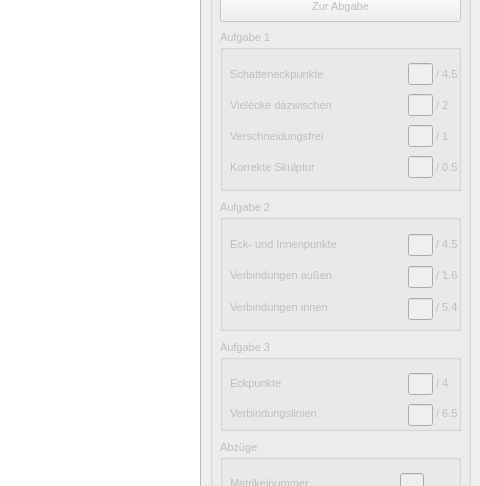
First picture: the form in gmvtestat2_win.ui, repository Dimey/IIB_GMV-Testat, before the edit; both pictures show x 320 to 800 and y 270 to 756 of the 800 by 990 pixel window.
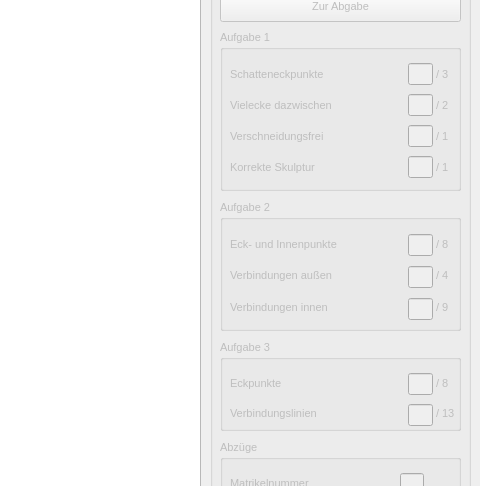
Second picture: the form after the edit. Icons and pictures are not drawn.

Patch:
```diff
--- a/gmvtestat2_win.ui
+++ b/gmvtestat2_win.ui
@@ -391,7 +391,7 @@
             </font>
            </property>
            <property name="text">
-            <string>/ 4.5</string>
+            <string>/ 3</string>
            </property>
           </widget>
          </item>
@@ -427,7 +427,7 @@
             </font>
            </property>
            <property name="text">
-            <string>/ 0.5</string>
+            <string>/ 1</string>
            </property>
           </widget>
          </item>
@@ -562,7 +562,7 @@
             </font>
            </property>
            <property name="text">
-            <string>/ 4.5</string>
+            <string>/ 8</string>
            </property>
           </widget>
          </item>
@@ -574,7 +574,7 @@
             </font>
            </property>
            <property name="text">
-            <string>/ 1.6</string>
+            <string>/ 4</string>
            </property>
           </widget>
          </item>
@@ -586,7 +586,7 @@
             </font>
            </property>
            <property name="text">
-            <string>/ 5.4</string>
+            <string>/ 9</string>
            </property>
           </widget>
          </item>
@@ -697,7 +697,7 @@
             </font>
            </property>
            <property name="text">
-            <string>/ 4</string>
+            <string>/ 8</string>
            </property>
           </widget>
          </item>
@@ -709,7 +709,7 @@
             </font>
            </property>
            <property name="text">
-            <string>/ 6.5</string>
+            <string>/ 13</string>
            </property>
           </widget>
          </item>
```
